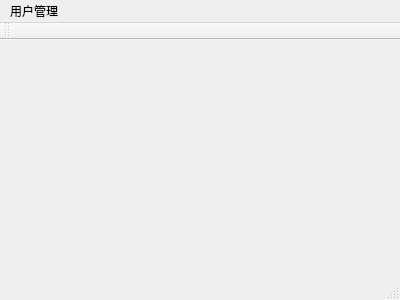
The window that AutoArb/MainWindow.ui (wayl39/AutoArbTrade) describes before a commit, drawn with Qt 5.
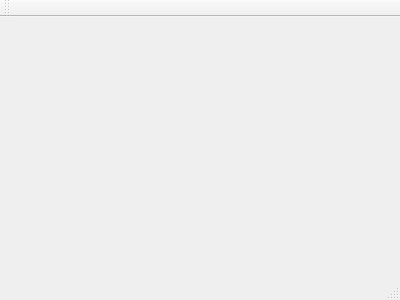
The same window after the commit.

The edit to the form file:
```diff
--- a/AutoArb/MainWindow.ui
+++ b/AutoArb/MainWindow.ui
@@ -36,13 +36,6 @@
      <height>22</height>
     </rect>
    </property>
-   <widget class="QMenu" name="menu">
-    <property name="title">
-     <string>用户管理</string>
-    </property>
-    <addaction name="actiontianjia"/>
-   </widget>
-   <addaction name="menu"/>
   </widget>
   <widget class="QToolBar" name="mainToolBar">
    <attribute name="toolBarArea">
```
Left out of the diff: 15 changed lines with no effect on the pictures.
